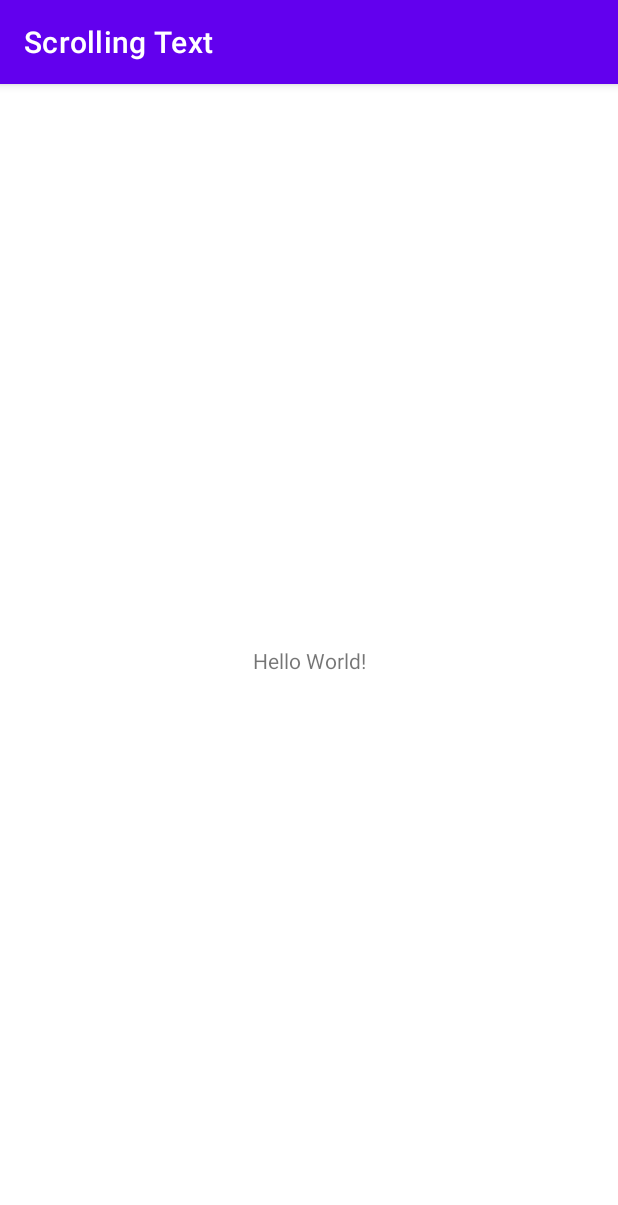
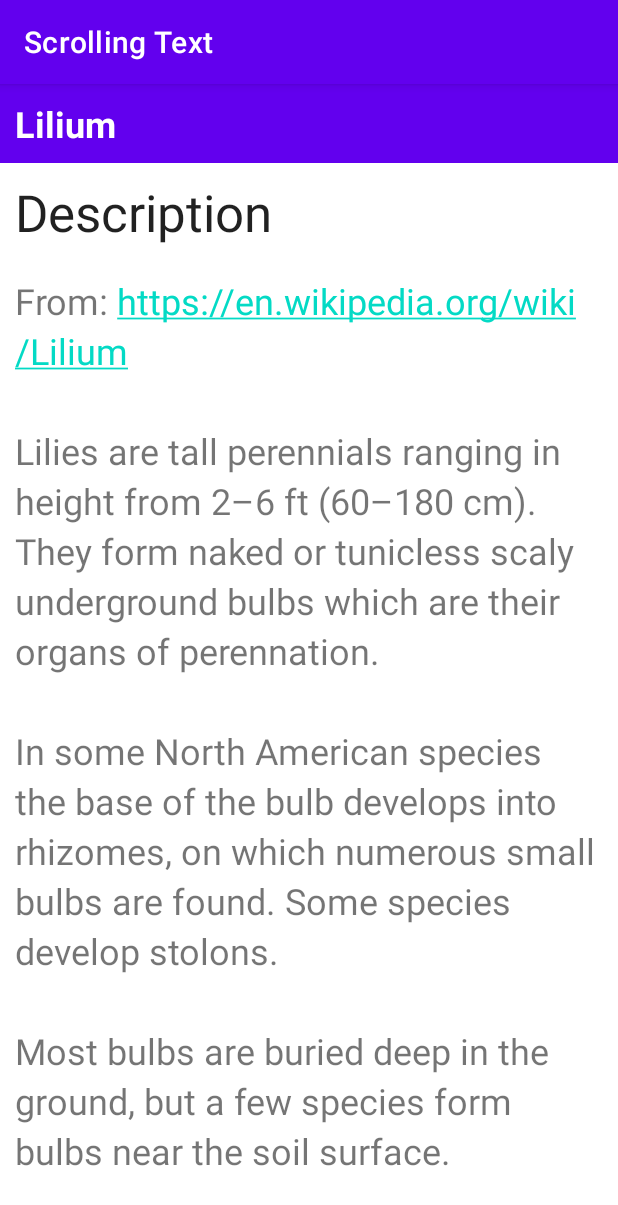
Before and after one commit to esorbella/CS374, an Android app: the screen it shows after launch (MainActivity), on a phone screen of 412 x 824 dp. Shown: the top 1205 px of the screen. Run offline under Robolectric (Android 15) with nearby library versions, the phone set to English and light mode, and no system bars.

```diff
--- a/ScrollingText/app/src/main/res/layout/activity_main.xml
+++ b/ScrollingText/app/src/main/res/layout/activity_main.xml
@@ -1,18 +1,57 @@
 <?xml version="1.0" encoding="utf-8"?>
-<androidx.constraintlayout.widget.ConstraintLayout xmlns:android="http://schemas.android.com/apk/res/android"
-    xmlns:app="http://schemas.android.com/apk/res-auto"
+<RelativeLayout xmlns:android="http://schemas.android.com/apk/res/android"
     xmlns:tools="http://schemas.android.com/tools"
     android:layout_width="match_parent"
     android:layout_height="match_parent"
     tools:context=".MainActivity">
 
     <TextView
+        android:id="@+id/article_heading"
+        android:layout_width="match_parent"
+        android:layout_height="wrap_content"
+        android:background="@color/design_default_color_primary"
+        android:padding="@dimen/padding"
+        android:text="@string/article_title"
+        android:textAppearance="@android:style/TextAppearance.DeviceDefault.Large"
+        android:textColor="@android:color/white"
+        android:textSize="24sp"
+        android:textStyle="bold" />
+
+    <ScrollView
         android:layout_width="wrap_content"
         android:layout_height="wrap_content"
-        android:text="Hello World!"
-        app:layout_constraintBottom_toBottomOf="parent"
-        app:layout_constraintEnd_toEndOf="parent"
-        app:layout_constraintStart_toStartOf="parent"
-        app:layout_constraintTop_toTopOf="parent" />
+        android:layout_below="@id/article_heading">
 
-</androidx.constraintlayout.widget.ConstraintLayout>
+        <LinearLayout
+            android:layout_width="match_parent"
+            android:layout_height="wrap_content"
+            android:orientation="vertical">
+
+            <TextView
+                android:id="@+id/article_subheading"
+                android:layout_width="match_parent"
+                android:layout_height="wrap_content"
+                android:padding="@dimen/padding"
+                android:text="@string/article_subtitle"
+                android:textAppearance="@android:style/TextAppearance.DeviceDefault"
+                android:textSize="34sp" />
+
+            <TextView
+                android:id="@+id/article"
+                android:layout_width="wrap_content"
+                android:layout_height="wrap_content"
+                android:layout_below="@id/article_heading"
+                android:autoLink="web"
+                android:lineSpacingExtra="@dimen/line_spacing"
+                android:padding="@dimen/padding"
+                android:text="@string/article_text"
+                android:textSize="24sp" />
+
+            <Button
+                android:id="@+id/button"
+                android:layout_width="wrap_content"
+                android:layout_height="wrap_content"
+                android:text="@string/add_comment" />
+        </LinearLayout>
+    </ScrollView>
+</RelativeLayout>
--- /dev/null
+++ b/ScrollingText/app/src/main/res/values/dimens.xml
@@ -0,0 +1,5 @@
+<?xml version="1.0" encoding="utf-8"?>
+<resources>
+    <dimen name="padding">10dp</dimen>
+    <dimen name="line_spacing">5sp</dimen>
+</resources>
--- a/ScrollingText/app/src/main/res/values/strings.xml
+++ b/ScrollingText/app/src/main/res/values/strings.xml
@@ -1,3 +1,7 @@
 <resources>
     <string name="app_name">Scrolling Text</string>
+    <string name="article_title">Lilium</string>
+    <string name="article_subtitle">Description</string>
+    <string name="article_text">From: https://en.wikipedia.org/wiki/Lilium \n \nLilies are tall perennials ranging in height from 2–6 ft (60–180 cm). They form naked or tunicless scaly underground bulbs which are their organs of perennation. \n \nIn some North American species the base of the bulb develops into rhizomes, on which numerous small bulbs are found. Some species develop stolons. \n \nMost bulbs are buried deep in the ground, but a few species form bulbs near the soil surface.\n \nMany species form stem-roots. With these, the bulb grows naturally at some depth in the soil, and each year the new stem puts out adventitious roots above the bulb as it emerges from the soil. \n \nThese roots are in addition to the basal roots that develop at the base of the bulb, a number of species also produce contractile roots that move the bulbs deeper into the soil. </string>
+    <string name="add_comment">Add Comment</string>
 </resources>
```
Also changed, not shown: 3 other files.
